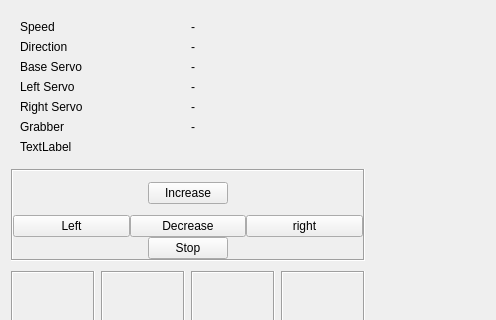
duqcyxwd/LeapRobot, file View/controlPage.ui: the form before one commit; both pictures show x 0 to 496 and y 0 to 320 of the 882 by 541 pixel window.
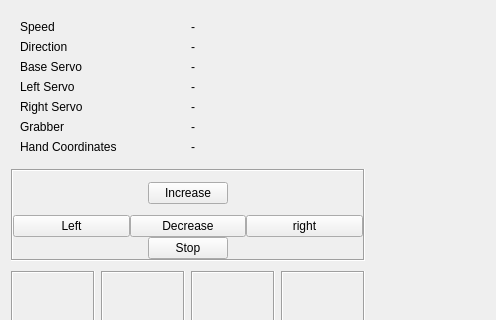
The form after the commit.

Commit message: Add a Setup Page

```diff
--- a/View/controlPage.ui
+++ b/View/controlPage.ui
@@ -6,7 +6,7 @@
    <rect>
     <x>0</x>
     <y>0</y>
-    <width>716</width>
+    <width>878</width>
     <height>541</height>
    </rect>
   </property>
@@ -157,7 +157,14 @@
               <item row="6" column="0">
                <widget class="QLabel" name="label_9">
                 <property name="text">
-                 <string>TextLabel</string>
+                 <string>Hand Coordinates</string>
+                </property>
+               </widget>
+              </item>
+              <item row="6" column="1">
+               <widget class="QLabel" name="coordinates">
+                <property name="text">
+                 <string>-</string>
                 </property>
                </widget>
               </item>
```
The commit also changes 4 other files.
